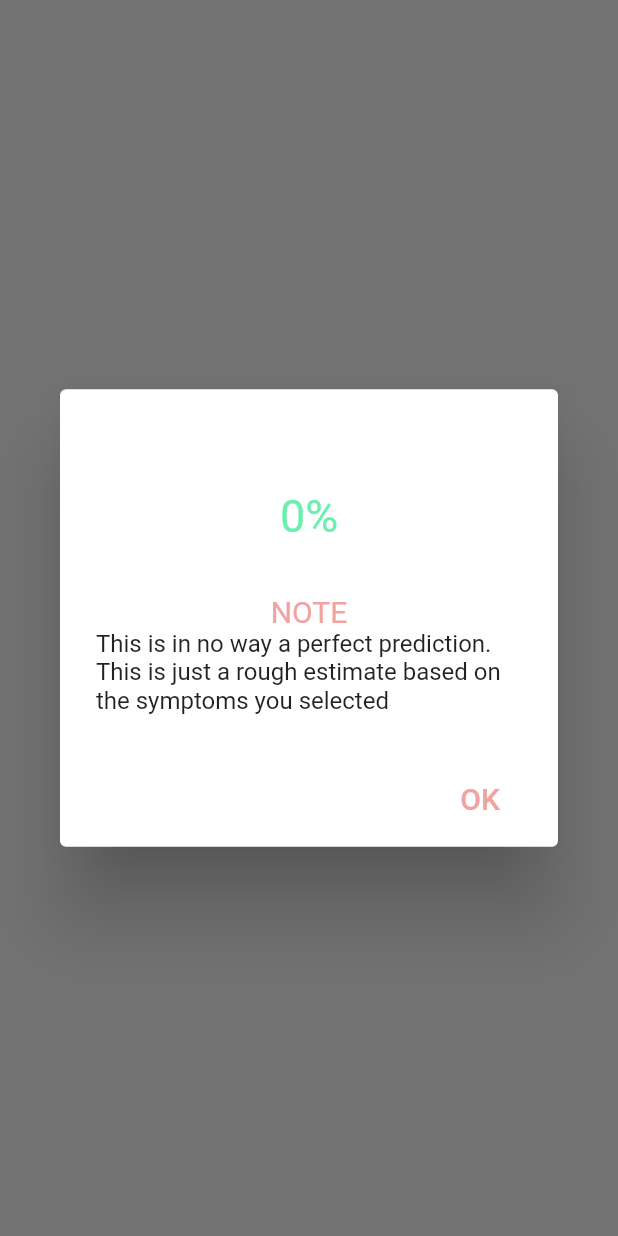
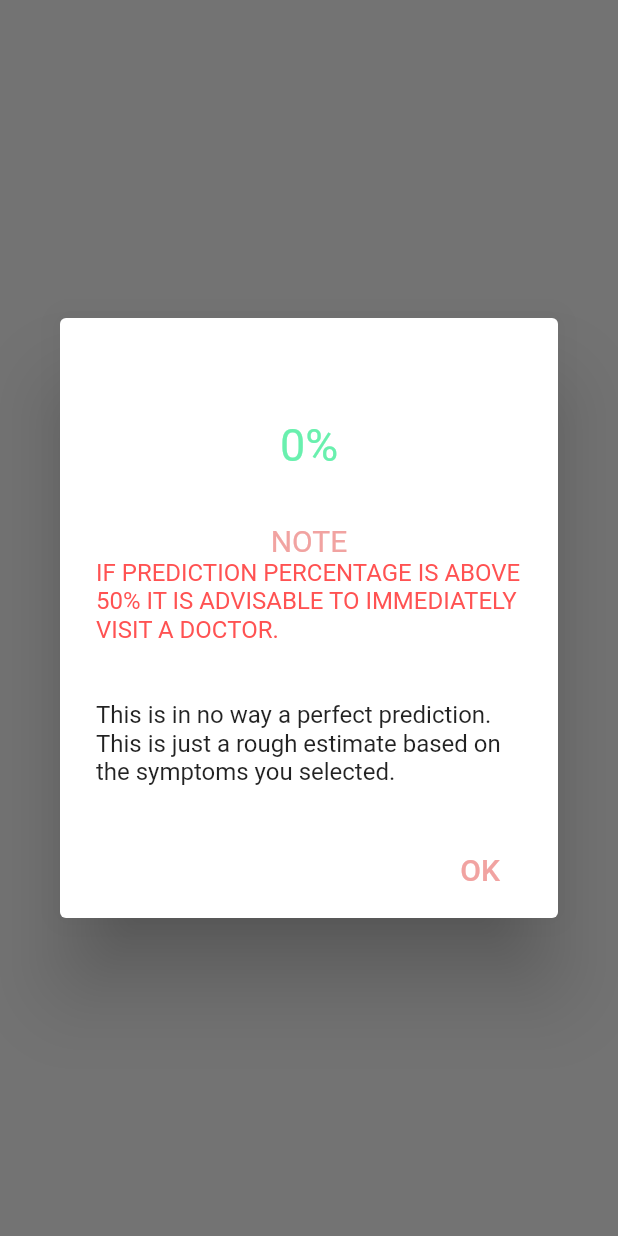
Before and after one commit to ParthPandey2236/Healthx, a Flutter app: what calculatePrediction() shows on an empty page, opened directly with empty values, on a phone screen of 412 x 824 dp. Run offline on Flutter 3.47's test engine with Material 2 defaults, Android fonts, the phone set to English and light mode, and no system bars; our stand-ins replace cloud_firestore, eva_icons_flutter, firebase_auth, firebase_core, firebase_storage, fluttertoast and 3 more; missing offline and left inert: translator; accounts and stored records are empty.

Commit message:
Update SymptomsPage.dart

```diff
--- a/lib/SymptomsPage.dart
+++ b/lib/SymptomsPage.dart
@@ -612,8 +612,17 @@ calculatePrediction(BuildContext context, String text) {
                 color: Color(0xfff1a3a1),
               ),
             ),
+            Center(
+              child: Text(
+                  a == 0
+                      ? "IF PREDICTION PERCENTAGE IS ABOVE 50% IT IS ADVISABLE TO IMMEDIATELY VISIT A DOCTOR."
+                      : "अगर मान्यता प्राप्त है, तो 50% आईटी एक डॉक्टर के पास जाने के लिए उपलब्ध है।",
+                  style: TextStyle(
+                    color: Colors.redAccent[200],
+                  )),
+            ),
             Text(a == 0
-                ? "This is in no way a perfect prediction. This is just a rough estimate based on the symptoms you selected"
+                ? "\n\nThis is in no way a perfect prediction. This is just a rough estimate based on the symptoms you selected."
                 : "यह किसी भी तरह से एक आदर्श भविष्यवाणी नहीं है। यह आपके द्वारा चुने गए लक्षणों के आधार पर सिर्फ एक मोटा अनुमान है।"),
           ],
         ),
```
